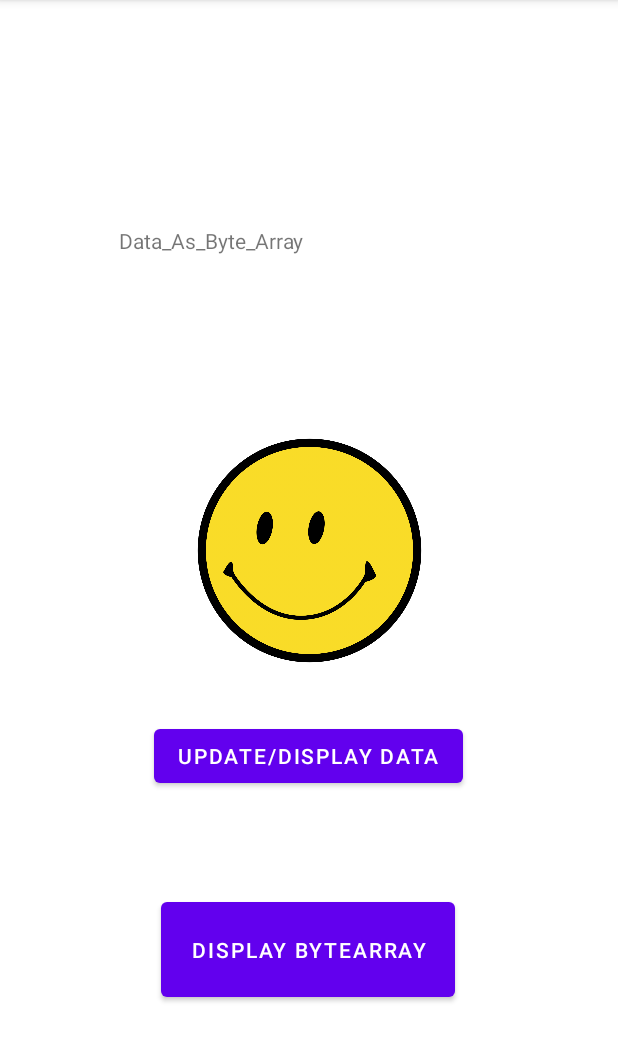
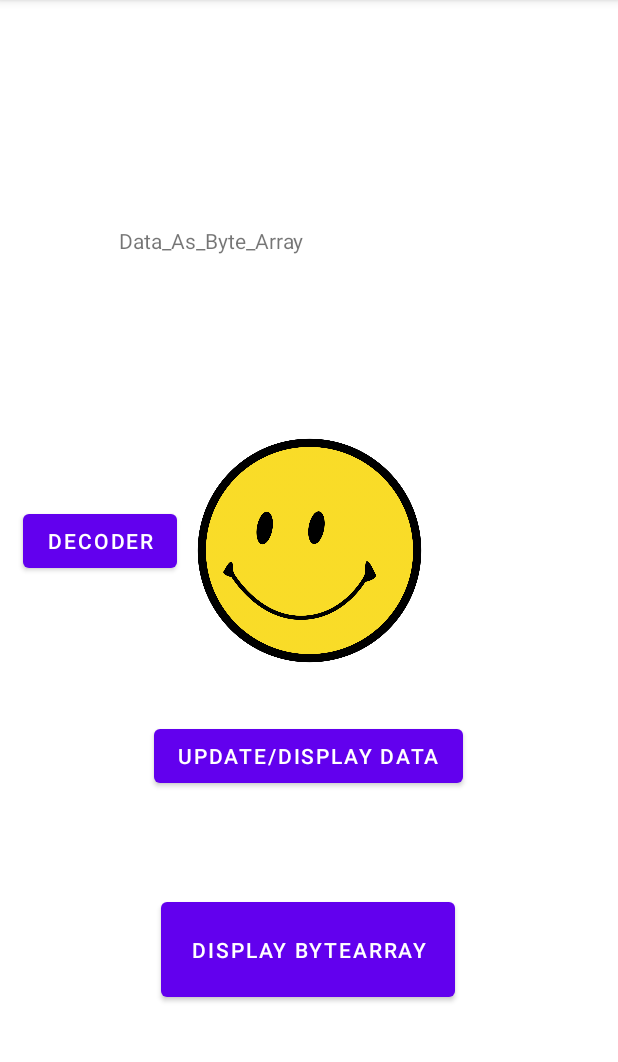
Before and after one commit to AnteZovko23/Senior-Design_Vault-Application, an Android app: the DBdata_bytearray screen opened directly, with no data from a screen before it, after a tap on "UPDATE/DISPLAY DATA", on a phone screen of 412 x 824 dp, the part 84-1146 px from its top. Run offline under Robolectric (Android 15) with nearby library versions, the phone set to English and light mode, and no system bars; our stand-ins replace Firebase (no records; nobody signed in at launch, a user with empty details on screens opened directly).

Commit message:
added a new button to isolate encryption decodinggit status
:

```diff
--- a/Android Application with Webviews/app/src/main/java/com/example/webviewtest/DBdata_bytearray.java
+++ b/Android Application with Webviews/app/src/main/java/com/example/webviewtest/DBdata_bytearray.java
@@ -27,8 +27,10 @@ public class DBdata_bytearray extends AppCompatActivity {
     FirebaseFirestore db = FirebaseFirestore.getInstance();
     CollectionReference users = db.collection("user_Info");
     DocumentReference user1 = users.document("user1");
+    DocumentReference user4 = users.document("user4");
     allAbtBytes byteManager = allAbtBytes.getInstance();
     fireBaseWork dbMan = fireBaseWork.getInstance();
+    String dataString1;
 
     @Override
     protected void onCreate(Bundle savedInstanceState) {
@@ -37,18 +39,28 @@ public class DBdata_bytearray extends AppCompatActivity {
 
         Button getData;
         Button getByteArray;
+        Button decoder;
         TextView dbData = findViewById(R.id.DBdata);
         TextView byteArr = findViewById(R.id.byteArr);
         ImageView pic = findViewById(R.id.pic);
 
         getData = findViewById(R.id.getData);
         getByteArray = findViewById(R.id.getByteArray);
+        decoder = findViewById(R.id.decoder);
 
-        getData.setOnClickListener(v -> useFirebase(dbData, pic));
+        getData.setOnClickListener(v -> useFirebase(dbData, pic,"field"));
         getByteArray.setOnClickListener(v -> BAconversion(byteArr, dbData));
+        decoder.setOnClickListener(v -> decode(dbData));
     }
 
-    private void useFirebase(TextView dbData, ImageView pic)
+    private String retrieveData(String fieldName, String collection, String document)
+    {
+
+
+        return dataString1;
+    }
+
+    private void useFirebase(TextView dbData, ImageView pic, String field)
     {
         /*
         final DocumentSnapshot[] doc = new DocumentSnapshot[1];
@@ -74,15 +86,50 @@ public class DBdata_bytearray extends AppCompatActivity {
         );
         /**/
 
-        String output = dbMan.retrieveData("name", "user_Info", "user1");
-        Log.d("output string: ",output);
-        dbData.setText(output);
+        /**/
+        user1.get().addOnCompleteListener(new OnCompleteListener<DocumentSnapshot>()
+                                          {
+                                              @Override
+                                              public void onComplete(@NonNull Task<DocumentSnapshot> task)
+                                              {
+                                                  if (task.isSuccessful()) {
+                                                      DocumentSnapshot doc = task.getResult();
+                                                      if (doc != null && doc.exists())
+                                                      {
+                                                          dataString1 = doc.getString("face_img");
+                                                      }
+
+
+                                                  }
+                                                  else
+                                                  {
+                                                      Log.d("FireBase: ", "failed");
+                                                  }
+                                              }
+
+                                          }
+        );
+
+        /**/
+
+        //String output = dbMan.retrieveData("name", "user_Info", "user1");
+        //Log.d("output string: ",output);
+        //dbMan.decodeData("name", dataString1);
+        dbData.setText(dataString1);
 
         /* */
         //byte[] picBArr = dbMan.parseData("face_img", dbData.getText());
         //byte[] picBArr = doc[0].getData().toString().getBytes();
         //pic.setImageDrawable(byteManager.getPic(picBArr, getResources()));
         //dbMan.newUser(); //(adds new user as specified in firebasework
+    }
+
+    private void decode(TextView dbData)
+    {
+        dbMan.decodeData("name", dataString1);
+        Log.d("current dataString1: ", dataString1);
+        dbData.setText(dataString1);
+
     }
 
     private void BAconversion(TextView byteArr, TextView dbData)
--- a/Android Application with Webviews/app/src/main/java/com/example/webviewtest/fireBaseWork.java
+++ b/Android Application with Webviews/app/src/main/java/com/example/webviewtest/fireBaseWork.java
@@ -30,8 +30,13 @@ import java.util.Map;
 
 public class fireBaseWork
 {
+
+    private static String dataString1;
+
     private static fireBaseWork instance = new fireBaseWork();
     FirebaseFirestore db = FirebaseFirestore.getInstance();
+    CollectionReference thisColl = db.collection("userInfo");
+    DocumentReference thisDoc = thisColl.document("user1");
 
     private fireBaseWork(){}
 
@@ -45,25 +50,44 @@ public class fireBaseWork
     {
         /*
         // make file ('smiley.png') into a drawable
-        File file = new File("smiley.png");
+        File file = new File("/app/src/main/res/drawable/smiley.png");
         ImageDecoder.Source source = ImageDecoder.createSource(file);
-        Drawable drawable = ImageDecoder.decodeDrawable(source);
+        Bitmap bmp = ImageDecoder.decodeBitmap(source);
+
+
+        ByteArrayOutputStream stream = new ByteArrayOutputStream();
+        bmp.compress(Bitmap.CompressFormat.PNG, 100, stream);
+        byte[] byteArray = stream.toByteArray();
+        bmp.recycle();
+
+        String newS = new String(byteArray, StandardCharsets.UTF_8);
+        return newS
+         */
+        /**/
+        /* essentially, get a file input stream of the picture (1);
+                        declare a 1024 byte array and write the pictures bytes into the output stream (2);
+                        convert output stream to a byte array --just bos.toByteArray()--(3);
+                        encode output stream to a string using utf_8 characters (4);
+                        return the string for use in other functions/database (5)
          */
         FileInputStream fis = null;
         try {
-            fis = new FileInputStream("smiley.png");
+            fis = new FileInputStream("/app/src/main/res/drawable/smiley.png");
             ByteArrayOutputStream bos = new ByteArrayOutputStream();
             byte[] b = new byte[1024];
-            for (int readNum; (readNum = fis.read(b)) != -1; ) {
-                bos.write(b, 0, readNum);
+            int leng = 0;
+            while ((leng = fis.read(b)) != -1)
+            {
+                bos.write(b, 0, leng);
             }
+            Log.d("mylog", "here");
             String newS = new String(bos.toByteArray(), StandardCharsets.UTF_8);
             return newS;
         } catch (Exception e) {
             Log.d("mylog", e.toString());
         }
         return "failed";
-
+        /**/
     }
 
     //function to make new documents in a Firebase collection:
@@ -72,7 +96,7 @@ public class fireBaseWork
         CollectionReference users = instance.db.collection("user_Info");
 
         // byte array to String call: PicB().toString()
-        Log.d("Picture bytearray: ", PicB());
+        //Log.d("Picture bytearray: ", PicB());
         Map<String, Object> user = new HashMap<>();
         user.put("name", "Chris John");
         user.put("last", "John");
@@ -121,20 +145,20 @@ public class fireBaseWork
 
     static String retrieveData(String fieldName, String collection, String document)
     {
-        CollectionReference thisColl = instance.db.collection(collection);
-        DocumentReference thisDoc = thisColl.document(document);
-        //final DocumentSnapshot doc = new DocumentSnapshot();
-        final String[] data = {""};
+
+        instance.thisDoc.get().addOnCompleteListener(new OnCompleteListener<DocumentSnapshot>()
+                                            {
+                                                @Override
+                                                public void onComplete(@NonNull Task<DocumentSnapshot> task)
+                                                {
+                                                    if (task.isSuccessful()) {
+                                                        DocumentSnapshot doc = task.getResult();
+                                                        if (doc != null && doc.exists())
+                                                        {
+                                                            dataString1 = doc.getString("name");
+                                                        }
 
 
-        thisDoc.get().addOnSuccessListener(new OnSuccessListener<DocumentSnapshot>()
-                                            {
-                                                @Override
-                                                public void onSuccess(@NonNull DocumentSnapshot documentSnapshot)
-                                                {
-                                                    if (documentSnapshot != null) {
-
-                                                        data[0] = documentSnapshot.getString(fieldName);
                                                     }
                                                     else
                                                         {
@@ -148,7 +172,7 @@ public class fireBaseWork
 
 
 
-        return data[0];
+        return dataString1;
     }
 
     static boolean isUpper(char c)
--- a/Android Application with Webviews/app/src/main/res/layout/activity_dbdata_bytearray.xml
+++ b/Android Application with Webviews/app/src/main/res/layout/activity_dbdata_bytearray.xml
@@ -62,4 +62,16 @@
         app:layout_constraintEnd_toEndOf="parent"
         app:layout_constraintStart_toStartOf="parent"
         app:srcCompat="@drawable/smiley" />
+
+    <Button
+        android:id="@+id/decoder"
+        android:layout_width="wrap_content"
+        android:layout_height="wrap_content"
+        android:text="decoder"
+        app:layout_constraintBottom_toBottomOf="parent"
+        app:layout_constraintEnd_toEndOf="parent"
+        app:layout_constraintHorizontal_bias="0.05"
+        app:layout_constraintStart_toStartOf="parent"
+        app:layout_constraintTop_toTopOf="parent"
+        app:layout_constraintVertical_bias="0.468" />
 </androidx.constraintlayout.widget.ConstraintLayout>
```
